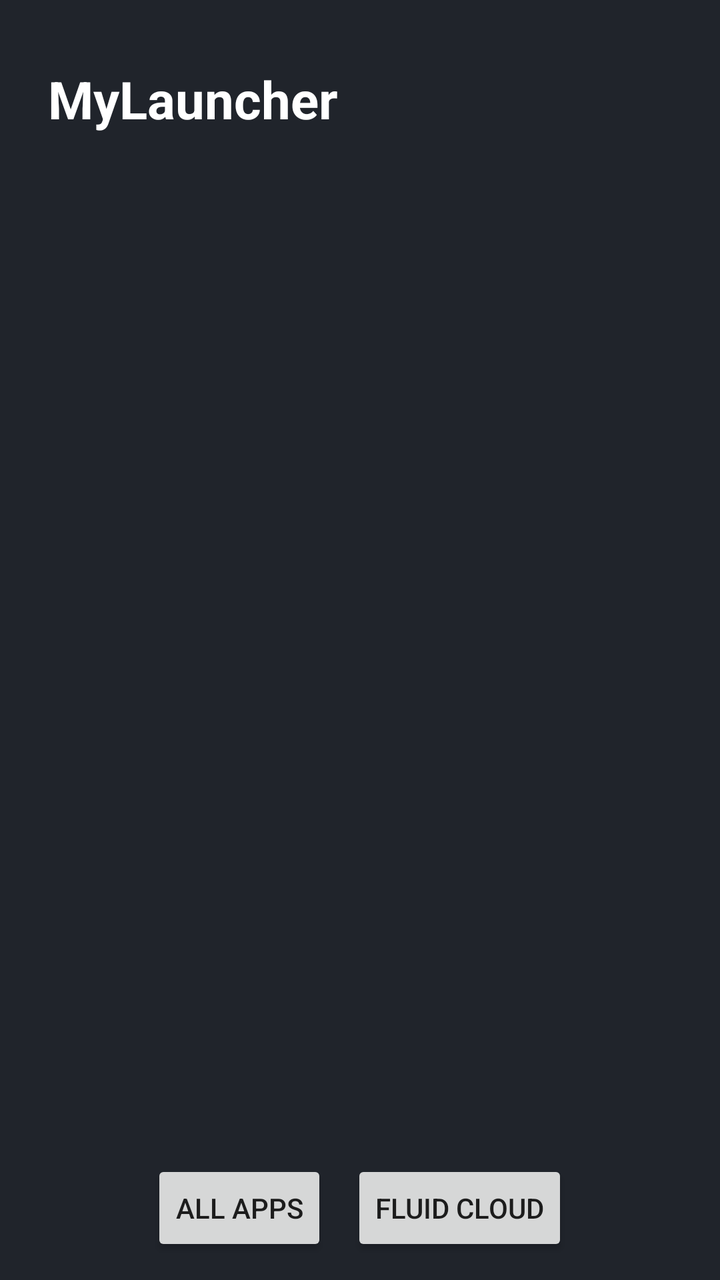
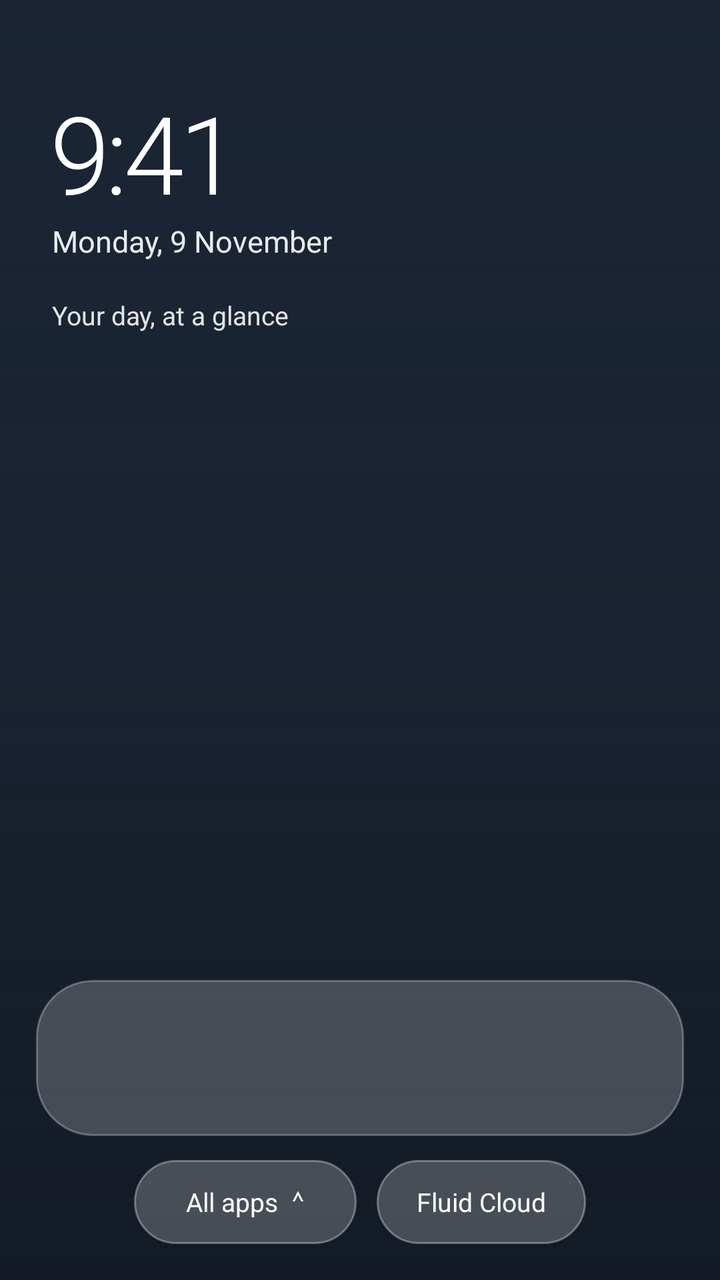

An Android layout rendered at two revisions. The XML below is the earlier revision; the diff shows what the commit changed to produce the second picture.
<!-- AndroidManifest.xml: application theme android:Theme.Material.Light.NoActionBar -->
<!-- res/layout/activity_main.xml -->
<?xml version="1.0" encoding="utf-8"?>
<FrameLayout xmlns:android="http://schemas.android.com/apk/res/android"
    xmlns:app="http://schemas.android.com/apk/res-auto"
    android:id="@+id/rootContainer"
    android:layout_width="match_parent"
    android:layout_height="match_parent"
    android:background="#20242B">

    <LinearLayout
        android:id="@+id/homeContent"
        android:layout_width="match_parent"
        android:layout_height="match_parent"
        android:orientation="vertical"
        android:paddingStart="16dp"
        android:paddingEnd="16dp"
        android:paddingTop="24dp"
        android:paddingBottom="12dp">

        <TextView
            android:id="@+id/homeTitle"
            android:layout_width="match_parent"
            android:layout_height="wrap_content"
            android:text="MyLauncher"
            android:textColor="#FFFFFF"
            android:textSize="26sp"
            android:textStyle="bold"
            android:padding="8dp" />

        <androidx.viewpager2.widget.ViewPager2
            android:id="@+id/homeViewPager"
            android:layout_width="match_parent"
            android:layout_height="0dp"
            android:layout_weight="1"
            android:clipToPadding="false"
            android:clipChildren="false"
            android:overScrollMode="never" />

        <LinearLayout
            android:layout_width="match_parent"
            android:layout_height="wrap_content"
            android:gravity="center"
            android:orientation="horizontal">

            <Button
                android:id="@+id/drawerButton"
                android:layout_width="wrap_content"
                android:layout_height="wrap_content"
                android:text="All apps" />

            <Button
                android:id="@+id/fluidCloudButton"
                android:layout_width="wrap_content"
                android:layout_height="wrap_content"
                android:layout_marginStart="12dp"
                android:text="Fluid Cloud" />
        </LinearLayout>
    </LinearLayout>

    <LinearLayout
        android:id="@+id/appDrawerContainer"
        android:layout_width="match_parent"
        android:layout_height="match_parent"
        android:orientation="vertical"
        android:padding="20dp"
        android:background="#E620242B"
        android:visibility="gone">

        <EditText
            android:id="@+id/searchBar"
            android:layout_width="match_parent"
            android:layout_height="52dp"
            android:hint="Search apps"
            android:singleLine="true"
            android:paddingStart="16dp"
            android:paddingEnd="16dp"
            android:textColor="#FFFFFF"
            android:textColorHint="#B8FFFFFF"
            android:background="@drawable/search_background" />

        <androidx.recyclerview.widget.RecyclerView
            android:id="@+id/appsRecyclerView"
            android:layout_width="match_parent"
            android:layout_height="0dp"
            android:layout_weight="1"
            android:paddingTop="16dp"
            android:clipToPadding="false"
            android:overScrollMode="never" />

        <Button
            android:id="@+id/closeDrawerButton"
            android:layout_width="wrap_content"
            android:layout_height="wrap_content"
            android:layout_gravity="center"
            android:text="Close" />
    </LinearLayout>
</FrameLayout>
<!-- resources referenced by this layout -->
<resources>
  <!-- drawable search_background (drawable) -->
  <?xml version="1.0" encoding="utf-8"?>
  <shape xmlns:android="http://schemas.android.com/apk/res/android">
      <solid android:color="#55FFFFFF" />
      <corners android:radius="26dp" />
      <stroke android:width="1dp" android:color="#88FFFFFF" />
  </shape>
</resources>

<!-- the commit's change to res/layout/activity_main.xml (unified diff, before → after) -->
@@ -1,30 +1,59 @@
 <?xml version="1.0" encoding="utf-8"?>
 <FrameLayout xmlns:android="http://schemas.android.com/apk/res/android"
-    xmlns:app="http://schemas.android.com/apk/res-auto"
     android:id="@+id/rootContainer"
     android:layout_width="match_parent"
     android:layout_height="match_parent"
-    android:background="#20242B">
+    android:background="#17202B">
+
+    <View
+        android:id="@+id/wallpaperScrim"
+        android:layout_width="match_parent"
+        android:layout_height="match_parent"
+        android:background="@drawable/wallpaper_scrim" />
 
     <LinearLayout
         android:id="@+id/homeContent"
         android:layout_width="match_parent"
         android:layout_height="match_parent"
         android:orientation="vertical"
-        android:paddingStart="16dp"
-        android:paddingEnd="16dp"
-        android:paddingTop="24dp"
-        android:paddingBottom="12dp">
+        android:paddingStart="18dp"
+        android:paddingEnd="18dp"
+        android:paddingTop="30dp"
+        android:paddingBottom="18dp">
 
-        <TextView
-            android:id="@+id/homeTitle"
+        <LinearLayout
             android:layout_width="match_parent"
             android:layout_height="wrap_content"
-            android:text="MyLauncher"
-            android:textColor="#FFFFFF"
-            android:textSize="26sp"
-            android:textStyle="bold"
-            android:padding="8dp" />
+            android:orientation="vertical"
+            android:paddingStart="8dp"
+            android:paddingTop="10dp"
+            android:paddingBottom="20dp">
+            <TextView
+                android:id="@+id/clockText"
+                android:layout_width="wrap_content"
+                android:layout_height="wrap_content"
+                android:text="9:41"
+                android:textColor="#FFFFFFFF"
+                android:textSize="54sp"
+                android:fontFamily="sans-serif-light"
+                android:letterSpacing="-0.04" />
+            <TextView
+                android:id="@+id/dateText"
+                android:layout_width="wrap_content"
+                android:layout_height="wrap_content"
+                android:layout_marginTop="-2dp"
+                android:text="Monday, 9 November"
+                android:textColor="#E8FFFFFF"
+                android:textSize="15sp" />
+            <TextView
+                android:id="@+id/greetingText"
+                android:layout_width="wrap_content"
+                android:layout_height="wrap_content"
+                android:layout_marginTop="18dp"
+                android:text="Your day, at a glance"
+                android:textColor="#DFFFFFFF"
+                android:textSize="13sp" />
+        </LinearLayout>
 
         <androidx.viewpager2.widget.ViewPager2
             android:id="@+id/homeViewPager"
@@ -36,23 +65,52 @@
             android:overScrollMode="never" />
 
         <LinearLayout
+            android:id="@+id/pageDots"
+            android:layout_width="match_parent"
+            android:layout_height="22dp"
+            android:gravity="center"
+            android:orientation="horizontal" />
+
+        <LinearLayout
+            android:id="@+id/dockContainer"
+            android:layout_width="match_parent"
+            android:layout_height="78dp"
+            android:layout_marginTop="6dp"
+            android:gravity="center"
+            android:orientation="horizontal"
+            android:paddingStart="10dp"
+            android:paddingEnd="10dp"
+            android:background="@drawable/dock_background" />
+
+        <LinearLayout
             android:layout_width="match_parent"
             android:layout_height="wrap_content"
+            android:layout_marginTop="12dp"
             android:gravity="center"
             android:orientation="horizontal">
-
-            <Button
+            <TextView
                 android:id="@+id/drawerButton"
                 android:layout_width="wrap_content"
-                android:layout_height="wrap_content"
-                android:text="All apps" />
-
-            <Button
+                android:layout_height="42dp"
+                android:gravity="center"
+                android:paddingStart="26dp"
+                android:paddingEnd="26dp"
+                android:text="All apps  ⌃"
+                android:textColor="#FFFFFFFF"
+                android:textSize="13sp"
+                android:background="@drawable/chip_background" />
+            <TextView
                 android:id="@+id/fluidCloudButton"
                 android:layout_width="wrap_content"
-                android:layout_height="wrap_content"
-                android:layout_marginStart="12dp"
-                android:text="Fluid Cloud" />
+                android:layout_height="42dp"
+                android:layout_marginStart="10dp"
+                android:gravity="center"
+                android:paddingStart="20dp"
+                android:paddingEnd="20dp"
+                android:text="Fluid Cloud"
+                android:textColor="#FFFFFFFF"
+                android:textSize="13sp"
+                android:background="@drawable/chip_background" />
         </LinearLayout>
     </LinearLayout>
 
@@ -61,36 +119,54 @@
         android:layout_width="match_parent"
         android:layout_height="match_parent"
         android:orientation="vertical"
-        android:padding="20dp"
-        android:background="#E620242B"
+        android:paddingStart="18dp"
+        android:paddingEnd="18dp"
+        android:paddingTop="42dp"
+        android:paddingBottom="20dp"
+        android:background="@drawable/drawer_background"
         android:visibility="gone">
 
+        <TextView
+            android:layout_width="match_parent"
+            android:layout_height="wrap_content"
+            android:text="All apps"
+            android:textColor="#FFFFFFFF"
+            android:textSize="28sp"
+            android:fontFamily="sans-serif-medium"
+            android:paddingStart="4dp"
+            android:paddingBottom="16dp" />
         <EditText
             android:id="@+id/searchBar"
             android:layout_width="match_parent"
-            android:layout_height="52dp"
-            android:hint="Search apps"
+            android:layout_height="54dp"
+            android:hint="⌕   Search apps"
             android:singleLine="true"
-            android:paddingStart="16dp"
-            android:paddingEnd="16dp"
-            android:textColor="#FFFFFF"
-            android:textColorHint="#B8FFFFFF"
+            android:inputType="text"
+            android:paddingStart="20dp"
+            android:paddingEnd="20dp"
+            android:textColor="#FFFFFFFF"
+            android:textColorHint="#CFFFFFFF"
+            android:textSize="15sp"
             android:background="@drawable/search_background" />
-
         <androidx.recyclerview.widget.RecyclerView
             android:id="@+id/appsRecyclerView"
             android:layout_width="match_parent"
             android:layout_height="0dp"
             android:layout_weight="1"
-            android:paddingTop="16dp"
+            android:paddingTop="18dp"
             android:clipToPadding="false"
             android:overScrollMode="never" />
-
-        <Button
+        <TextView
             android:id="@+id/closeDrawerButton"
             android:layout_width="wrap_content"
-            android:layout_height="wrap_content"
+            android:layout_height="42dp"
             android:layout_gravity="center"
-            android:text="Close" />
+            android:gravity="center"
+            android:paddingStart="30dp"
+            android:paddingEnd="30dp"
+            android:text="Close"
+            android:textColor="#FFFFFFFF"
+            android:textSize="13sp"
+            android:background="@drawable/chip_background" />
     </LinearLayout>
 </FrameLayout>
<!-- resource entries referenced after the edit -->
@@ -1,11 +1,32 @@
 <!-- resources referenced by this layout -->
 <resources>
+  <!-- drawable chip_background (drawable) -->
+  <shape xmlns:android="http://schemas.android.com/apk/res/android" android:shape="rectangle">
+      <solid android:color="#38FFFFFF" />
+      <corners android:radius="24dp" />
+      <stroke android:width="1dp" android:color="#55FFFFFF" />
+  </shape>
+  <!-- drawable dock_background (drawable) -->
+  <shape xmlns:android="http://schemas.android.com/apk/res/android" android:shape="rectangle">
+      <solid android:color="#35FFFFFF" />
+      <corners android:radius="28dp" />
+      <stroke android:width="1dp" android:color="#45FFFFFF" />
+  </shape>
+  <!-- drawable drawer_background (drawable) -->
+  <shape xmlns:android="http://schemas.android.com/apk/res/android" android:shape="rectangle">
+      <solid android:color="#E91A2636" />
+      <corners android:topLeftRadius="30dp" android:topRightRadius="30dp" />
+      <stroke android:width="1dp" android:color="#35FFFFFF" />
+  </shape>
   <!-- drawable search_background (drawable) -->
-  <?xml version="1.0" encoding="utf-8"?>
-  <shape xmlns:android="http://schemas.android.com/apk/res/android">
-      <solid android:color="#55FFFFFF" />
-      <corners android:radius="26dp" />
-      <stroke android:width="1dp" android:color="#88FFFFFF" />
+  <shape xmlns:android="http://schemas.android.com/apk/res/android" android:shape="rectangle">
+      <solid android:color="#35FFFFFF" />
+      <corners android:radius="28dp" />
+      <stroke android:width="1dp" android:color="#55FFFFFF" />
+  </shape>
+  <!-- drawable wallpaper_scrim (drawable) -->
+  <shape xmlns:android="http://schemas.android.com/apk/res/android" android:shape="rectangle">
+      <gradient android:angle="270" android:startColor="#55202D48" android:centerColor="#33202D48" android:endColor="#AA101722" />
   </shape>
 </resources>
 
